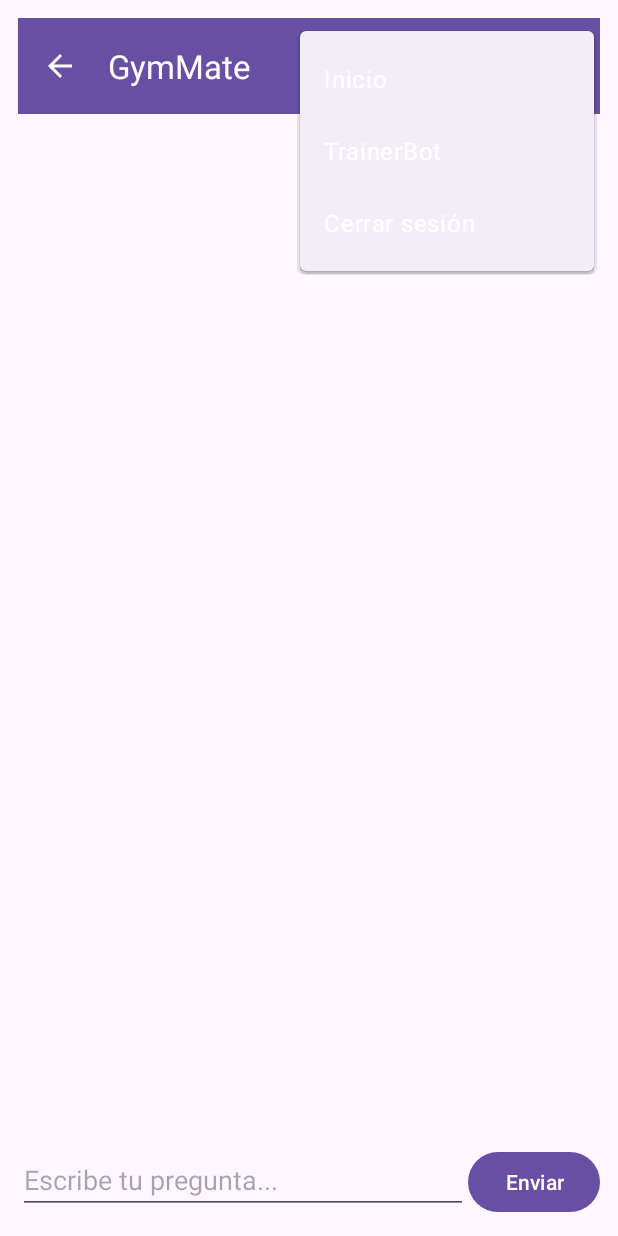
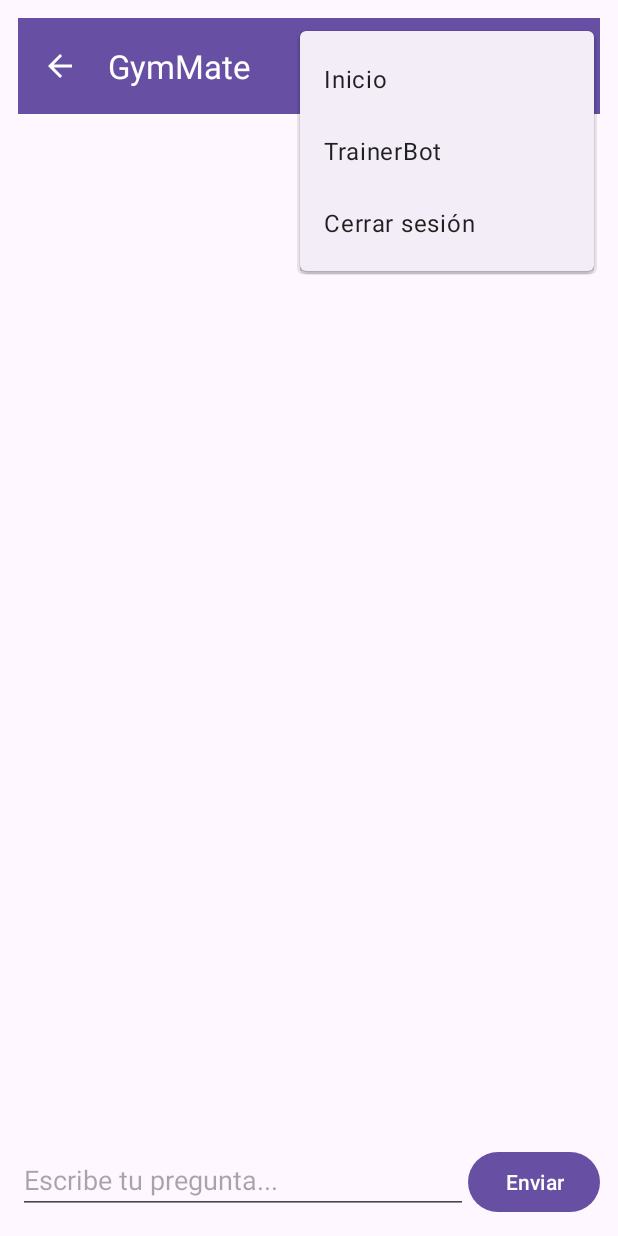
Before and after one commit to John-Roncal/GymMate, an Android app: the ChatBotActivity screen opened directly, with no data from a screen before it, with the options menu open, on a phone screen of 412 x 824 dp. Run offline under Robolectric (Android 15) with nearby library versions, the phone set to English and light mode, and no system bars.

Commit message:
Fix: Cambiar color de texto del menú desplegable a negro
Se añadió `app:popupTheme="@style/ThemeOverlay.AppCompat.Light"` a la Toolbar
en `navbar.xml` para que el menú desplegable utilice un tema claro, resultando
en texto de color negro.

Se eliminaron los atributos `android:textColor` de `navbar_menu.xml`
ya que no tienen efecto en los ítems de menú y pueden causar confusión.

```diff
--- a/crud_Producto/app/src/main/res/layout/navbar.xml
+++ b/crud_Producto/app/src/main/res/layout/navbar.xml
@@ -1,8 +1,10 @@
 <?xml version="1.0" encoding="utf-8"?>
 <androidx.appcompat.widget.Toolbar xmlns:android="http://schemas.android.com/apk/res/android"
+    xmlns:app="http://schemas.android.com/apk/res-auto"
     android:id="@+id/toolbar"
     android:layout_width="match_parent"
     android:layout_height="?attr/actionBarSize"
     android:background="?attr/colorPrimary"
     android:elevation="4dp"
-    android:theme="@style/ThemeOverlay.AppCompat.Dark.ActionBar" />
+    android:theme="@style/ThemeOverlay.AppCompat.Dark.ActionBar"
+    app:popupTheme="@style/ThemeOverlay.AppCompat.Light" />
--- a/crud_Producto/app/src/main/res/menu/navbar_menu.xml
+++ b/crud_Producto/app/src/main/res/menu/navbar_menu.xml
@@ -1,15 +1,12 @@
 <menu xmlns:android="http://schemas.android.com/apk/res/android">
     <item
         android:id="@+id/menu_inicio"
-        android:title="Inicio"
-        android:textColor="#000000"/>
+        android:title="Inicio" />
 
     <item
         android:id="@+id/menu_trainerbot"
-        android:title="TrainerBot"
-        android:textColor="#000000"/>
+        android:title="TrainerBot" />
     <item
         android:id="@+id/menu_cerrar_sesion"
-        android:title="Cerrar sesión"
-        android:textColor="#000000"/>
+        android:title="Cerrar sesión" />
 </menu>
```
